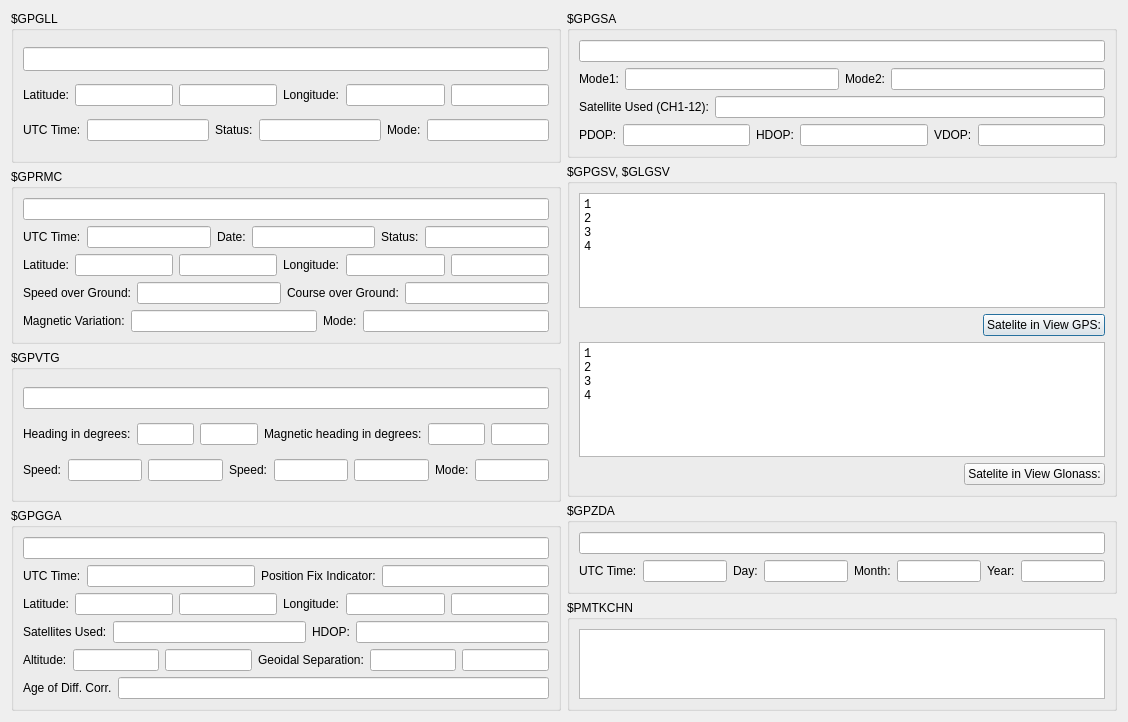
First picture: the form in GPS_resender/decodenmeadialog.ui, repository DamianPodrazaCode/GPS_resender, before the edit.
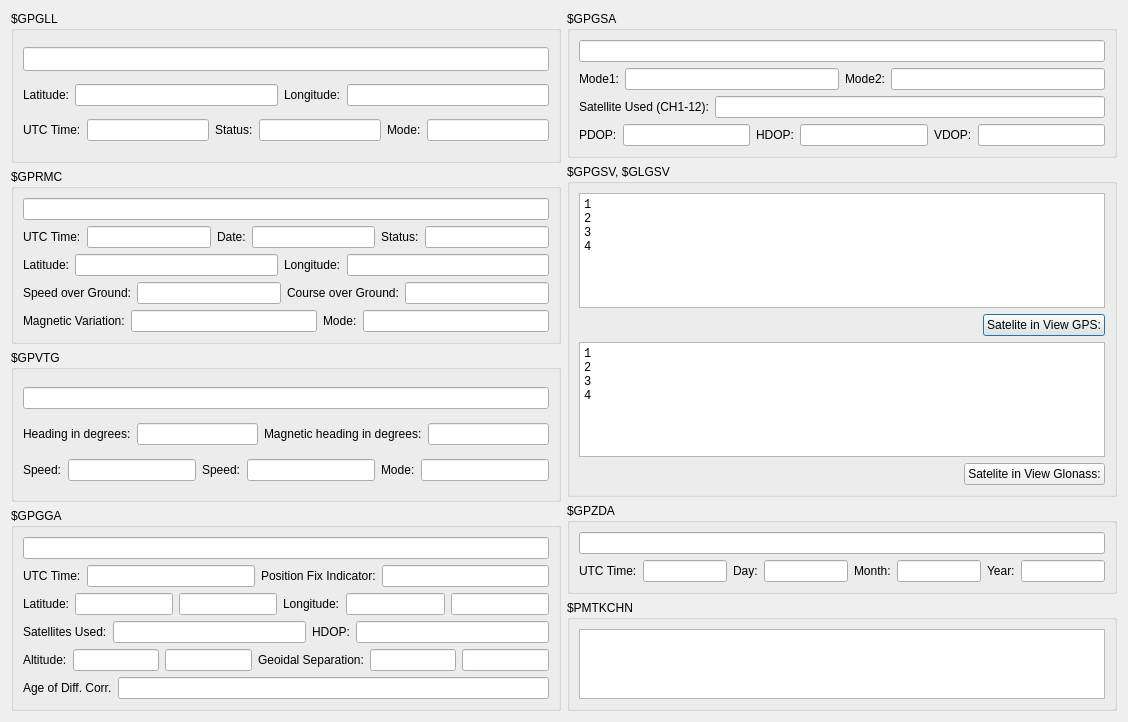
Second picture: the form after the edit.

```diff
--- a/GPS_resender/decodenmeadialog.ui
+++ b/GPS_resender/decodenmeadialog.ui
@@ -65,9 +65,6 @@
           <item>
            <widget class="QLineEdit" name="gll_lat"/>
           </item>
-          <item>
-           <widget class="QLineEdit" name="gll_lat_in"/>
-          </item>
           <item>
            <widget class="QLabel" name="label_35">
             <property name="text">
@@ -78,9 +75,6 @@
           <item>
            <widget class="QLineEdit" name="gll_lon"/>
           </item>
-          <item>
-           <widget class="QLineEdit" name="gll_lon_in"/>
-          </item>
          </layout>
         </item>
         <item row="2" column="0">
@@ -237,10 +231,7 @@
            </widget>
           </item>
           <item>
-           <widget class="QLineEdit" name="lineEdit_22"/>
-          </item>
-          <item>
-           <widget class="QLineEdit" name="lineEdit_25"/>
+           <widget class="QLineEdit" name="rmc_lat"/>
           </item>
           <item>
            <widget class="QLabel" name="label_18">
@@ -250,10 +241,7 @@
            </widget>
           </item>
           <item>
-           <widget class="QLineEdit" name="lineEdit_24"/>
-          </item>
-          <item>
-           <widget class="QLineEdit" name="lineEdit_23"/>
+           <widget class="QLineEdit" name="rmc_lon"/>
           </item>
          </layout>
         </item>
@@ -295,10 +283,7 @@
            </widget>
           </item>
           <item>
-           <widget class="QLineEdit" name="lineEdit_36"/>
-          </item>
-          <item>
-           <widget class="QLineEdit" name="lineEdit_37"/>
+           <widget class="QLineEdit" name="vtg_hid"/>
           </item>
           <item>
            <widget class="QLabel" name="label_28">
@@ -308,10 +293,7 @@
            </widget>
           </item>
           <item>
-           <widget class="QLineEdit" name="lineEdit_38"/>
-          </item>
-          <item>
-           <widget class="QLineEdit" name="lineEdit_39"/>
+           <widget class="QLineEdit" name="vtg_mhid"/>
           </item>
          </layout>
         </item>
@@ -325,10 +307,7 @@
            </widget>
           </item>
           <item>
-           <widget class="QLineEdit" name="lineEdit_31"/>
-          </item>
-          <item>
-           <widget class="QLineEdit" name="lineEdit_32"/>
+           <widget class="QLineEdit" name="vtg_s_k"/>
           </item>
           <item>
            <widget class="QLabel" name="label_32">
@@ -338,10 +317,7 @@
            </widget>
           </item>
           <item>
-           <widget class="QLineEdit" name="lineEdit_33"/>
-          </item>
-          <item>
-           <widget class="QLineEdit" name="lineEdit_34"/>
+           <widget class="QLineEdit" name="vtg_s_km"/>
           </item>
           <item>
            <widget class="QLabel" name="label_33">
```
Left out of the diff: 16 changed lines with no effect on the pictures.
